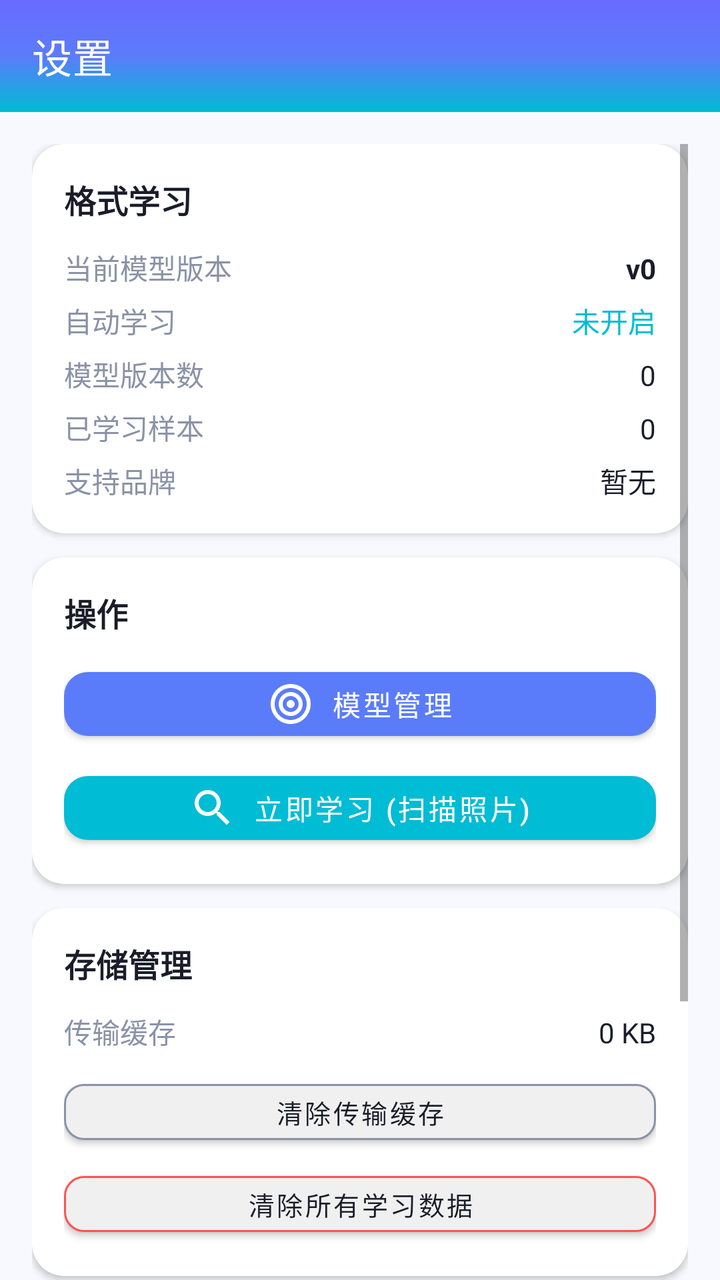
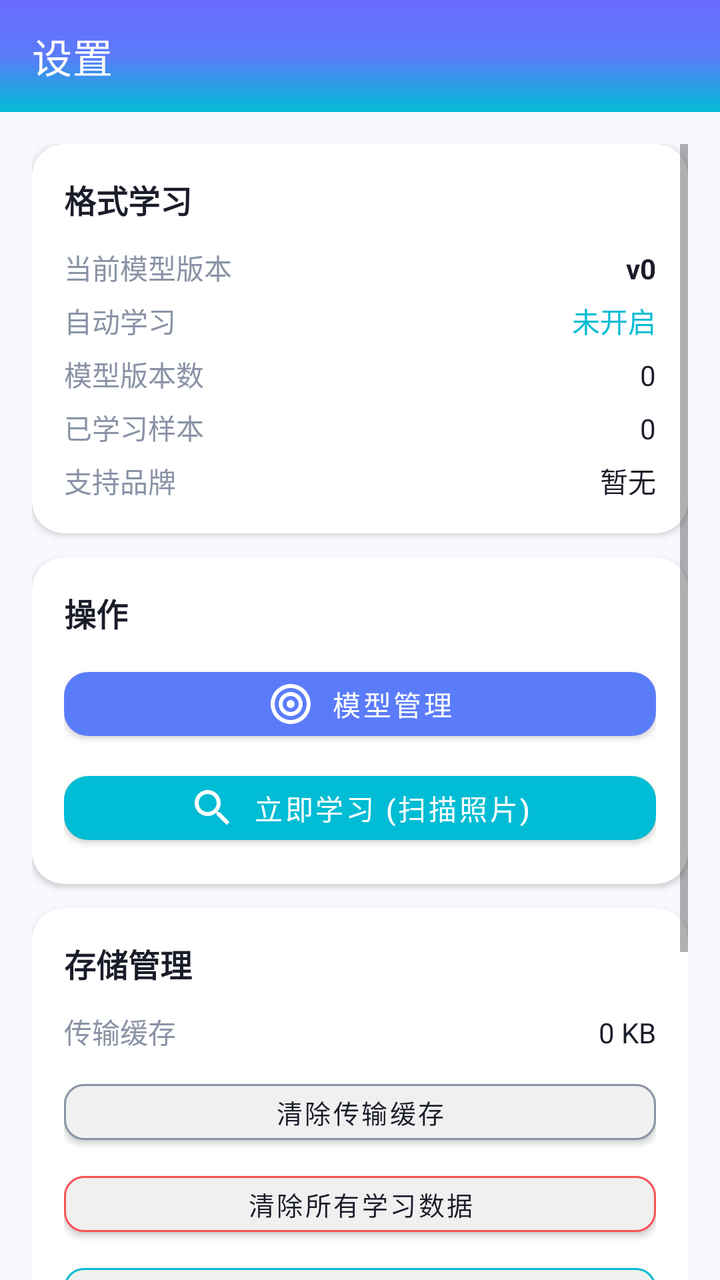

The first picture is an Android layout as it rendered before a commit; the second is the same layout after the commit. The layout source and the unified diff follow.
<!-- AndroidManifest.xml: application theme Theme.PhotoTrans -->
<!-- res/layout/activity_settings.xml -->
<?xml version="1.0" encoding="utf-8"?>
<LinearLayout xmlns:android="http://schemas.android.com/apk/res/android"
    xmlns:app="http://schemas.android.com/apk/res-auto"
    android:layout_width="match_parent"
    android:layout_height="match_parent"
    android:orientation="vertical"
    android:background="@color/background">

    <androidx.appcompat.widget.Toolbar
        android:id="@+id/toolbar"
        android:layout_width="match_parent"
        android:layout_height="?attr/actionBarSize"
        android:background="@drawable/bg_gradient_header"
        android:theme="@style/ThemeOverlay.AppCompat.Dark.ActionBar"
        app:title="设置"
        app:titleTextColor="@android:color/white" />

    <ScrollView
        android:layout_width="match_parent"
        android:layout_height="match_parent"
        android:padding="16dp"
        android:clipToPadding="false">

        <LinearLayout
            android:layout_width="match_parent"
            android:layout_height="wrap_content"
            android:orientation="vertical">

            
            <com.google.android.material.card.MaterialCardView
                android:layout_width="match_parent"
                android:layout_height="wrap_content"
                app:cardBackgroundColor="@color/surface"
                app:cardCornerRadius="16dp"
                app:cardElevation="2dp">

                <LinearLayout
                    android:layout_width="match_parent"
                    android:layout_height="wrap_content"
                    android:orientation="vertical"
                    android:padding="16dp">

                    <TextView
                        android:layout_width="wrap_content"
                        android:layout_height="wrap_content"
                        android:text="格式学习"
                        android:textColor="@color/text_primary"
                        android:textSize="16sp"
                        android:textStyle="bold" />

                    <LinearLayout
                        android:layout_width="match_parent"
                        android:layout_height="wrap_content"
                        android:layout_marginTop="12dp"
                        android:orientation="horizontal">

                        <TextView
                            android:layout_width="0dp"
                            android:layout_height="wrap_content"
                            android:layout_weight="1"
                            android:text="当前模型版本"
                            android:textColor="@color/text_secondary"
                            android:textSize="14sp" />

                        <TextView
                            android:id="@+id/settingsCurrentVersion"
                            android:layout_width="wrap_content"
                            android:layout_height="wrap_content"
                            android:text="v0"
                            android:textColor="@color/text_primary"
                            android:textSize="14sp"
                            android:textStyle="bold" />
                    </LinearLayout>

                    <LinearLayout
                        android:layout_width="match_parent"
                        android:layout_height="wrap_content"
                        android:layout_marginTop="6dp"
                        android:orientation="horizontal">

                        <TextView
                            android:layout_width="0dp"
                            android:layout_height="wrap_content"
                            android:layout_weight="1"
                            android:text="自动学习"
                            android:textColor="@color/text_secondary"
                            android:textSize="14sp" />

                        <TextView
                            android:id="@+id/settingsAutoLearn"
                            android:layout_width="wrap_content"
                            android:layout_height="wrap_content"
                            android:text="未开启"
                            android:textColor="@color/secondary"
                            android:textSize="14sp" />
                    </LinearLayout>

                    <LinearLayout
                        android:layout_width="match_parent"
                        android:layout_height="wrap_content"
                        android:layout_marginTop="6dp"
                        android:orientation="horizontal">

                        <TextView
                            android:layout_width="0dp"
                            android:layout_height="wrap_content"
                            android:layout_weight="1"
                            android:text="模型版本数"
                            android:textColor="@color/text_secondary"
                            android:textSize="14sp" />

                        <TextView
                            android:id="@+id/settingsModelCount"
                            android:layout_width="wrap_content"
                            android:layout_height="wrap_content"
                            android:text="0"
                            android:textColor="@color/text_primary"
                            android:textSize="14sp" />
                    </LinearLayout>

                    <LinearLayout
                        android:layout_width="match_parent"
                        android:layout_height="wrap_content"
                        android:layout_marginTop="6dp"
                        android:orientation="horizontal">

                        <TextView
                            android:layout_width="0dp"
                            android:layout_height="wrap_content"
                            android:layout_weight="1"
                            android:text="已学习样本"
                            android:textColor="@color/text_secondary"
                            android:textSize="14sp" />

                        <TextView
                            android:id="@+id/settingsSampleCount"
                            android:layout_width="wrap_content"
                            android:layout_height="wrap_content"
                            android:text="0"
                            android:textColor="@color/text_primary"
                            android:textSize="14sp" />
                    </LinearLayout>

                    <LinearLayout
                        android:layout_width="match_parent"
                        android:layout_height="wrap_content"
                        android:layout_marginTop="6dp"
                        android:orientation="horizontal">

                        <TextView
                            android:layout_width="0dp"
                            android:layout_height="wrap_content"
                            android:layout_weight="1"
                            android:text="支持品牌"
                            android:textColor="@color/text_secondary"
                            android:textSize="14sp" />

                        <TextView
                            android:id="@+id/settingsSupportedBrands"
                            android:layout_width="wrap_content"
                            android:layout_height="wrap_content"
                            android:text="暂无"
                            android:textColor="@color/text_primary"
                            android:textSize="14sp" />
                    </LinearLayout>

                </LinearLayout>
            </com.google.android.material.card.MaterialCardView>

            
            <com.google.android.material.card.MaterialCardView
                android:layout_width="match_parent"
                android:layout_height="wrap_content"
                android:layout_marginTop="12dp"
                app:cardBackgroundColor="@color/surface"
                app:cardCornerRadius="16dp"
                app:cardElevation="2dp">

                <LinearLayout
                    android:layout_width="match_parent"
                    android:layout_height="wrap_content"
                    android:orientation="vertical"
                    android:padding="16dp">

                    <TextView
                        android:layout_width="wrap_content"
                        android:layout_height="wrap_content"
                        android:text="操作"
                        android:textColor="@color/text_primary"
                        android:textSize="16sp"
                        android:textStyle="bold" />

                    <com.google.android.material.button.MaterialButton
                        android:id="@+id/btnModelManagement"
                        android:layout_width="match_parent"
                        android:layout_height="44dp"
                        android:layout_marginTop="12dp"
                        android:text="模型管理"
                        android:textColor="@android:color/white"
                        android:textSize="14sp"
                        app:backgroundTint="@color/primary"
                        app:cornerRadius="12dp"
                        app:icon="@drawable/ic_radar"
                        app:iconGravity="textStart" />

                    <com.google.android.material.button.MaterialButton
                        android:id="@+id/btnStartLearning"
                        android:layout_width="match_parent"
                        android:layout_height="44dp"
                        android:layout_marginTop="8dp"
                        android:text="立即学习 (扫描照片)"
                        android:textColor="@android:color/white"
                        android:textSize="14sp"
                        app:backgroundTint="@color/secondary"
                        app:cornerRadius="12dp"
                        app:icon="@drawable/ic_search"
                        app:iconGravity="textStart" />

                </LinearLayout>
            </com.google.android.material.card.MaterialCardView>

            
            <com.google.android.material.card.MaterialCardView
                android:layout_width="match_parent"
                android:layout_height="wrap_content"
                android:layout_marginTop="12dp"
                app:cardBackgroundColor="@color/surface"
                app:cardCornerRadius="16dp"
                app:cardElevation="2dp">

                <LinearLayout
                    android:layout_width="match_parent"
                    android:layout_height="wrap_content"
                    android:orientation="vertical"
                    android:padding="16dp">

                    <TextView
                        android:layout_width="wrap_content"
                        android:layout_height="wrap_content"
                        android:text="存储管理"
                        android:textColor="@color/text_primary"
                        android:textSize="16sp"
                        android:textStyle="bold" />

                    <LinearLayout
                        android:layout_width="match_parent"
                        android:layout_height="wrap_content"
                        android:layout_marginTop="12dp"
                        android:orientation="horizontal">

                        <TextView
                            android:layout_width="0dp"
                            android:layout_height="wrap_content"
                            android:layout_weight="1"
                            android:text="传输缓存"
                            android:textColor="@color/text_secondary"
                            android:textSize="14sp" />

                        <TextView
                            android:id="@+id/settingsCacheSize"
                            android:layout_width="wrap_content"
                            android:layout_height="wrap_content"
                            android:text="0 KB"
                            android:textColor="@color/text_primary"
                            android:textSize="14sp" />
                    </LinearLayout>

                    <com.google.android.material.button.MaterialButton
                        android:id="@+id/btnClearCache"
                        android:layout_width="match_parent"
                        android:layout_height="40dp"
                        android:layout_marginTop="10dp"
                        android:text="清除传输缓存"
                        android:textColor="@color/text_primary"
                        android:textSize="13sp"
                        app:backgroundTint="@color/surface_variant"
                        app:cornerRadius="10dp"
                        app:strokeColor="@color/text_secondary"
                        app:strokeWidth="1dp" />

                    <com.google.android.material.button.MaterialButton
                        android:id="@+id/btnClearLearningData"
                        android:layout_width="match_parent"
                        android:layout_height="40dp"
                        android:layout_marginTop="6dp"
                        android:text="清除所有学习数据"
                        android:textColor="@color/text_primary"
                        android:textSize="13sp"
                        app:backgroundTint="@color/surface_variant"
                        app:cornerRadius="10dp"
                        app:strokeColor="@color/transfer_failed"
                        app:strokeWidth="1dp" />

                </LinearLayout>
            </com.google.android.material.card.MaterialCardView>

            
            <com.google.android.material.card.MaterialCardView
                android:layout_width="match_parent"
                android:layout_height="wrap_content"
                android:layout_marginTop="12dp"
                android:layout_marginBottom="20dp"
                app:cardBackgroundColor="@color/surface"
                app:cardCornerRadius="16dp"
                app:cardElevation="2dp">

                <LinearLayout
                    android:layout_width="match_parent"
                    android:layout_height="wrap_content"
                    android:orientation="vertical"
                    android:padding="16dp">

                    <TextView
                        android:layout_width="wrap_content"
                        android:layout_height="wrap_content"
                        android:text="关于"
                        android:textColor="@color/text_primary"
                        android:textSize="16sp"
                        android:textStyle="bold" />

                    <LinearLayout
                        android:layout_width="match_parent"
                        android:layout_height="wrap_content"
                        android:layout_marginTop="12dp"
                        android:orientation="horizontal">

                        <TextView
                            android:layout_width="0dp"
                            android:layout_height="wrap_content"
                            android:layout_weight="1"
                            android:text="版本号"
                            android:textColor="@color/text_secondary"
                            android:textSize="14sp" />

                        <TextView
                            android:id="@+id/settingsVersionName"
                            android:layout_width="wrap_content"
                            android:layout_height="wrap_content"
                            android:text="1.0"
                            android:textColor="@color/text_primary"
                            android:textSize="14sp" />
                    </LinearLayout>

                    <com.google.android.material.button.MaterialButton
                        android:id="@+id/btnAbout"
                        android:layout_width="match_parent"
                        android:layout_height="40dp"
                        android:layout_marginTop="10dp"
                        android:text="关于 PhotoTrans"
                        android:textColor="@color/text_primary"
                        android:textSize="13sp"
                        app:backgroundTint="@color/surface_variant"
                        app:cornerRadius="10dp"
                        app:strokeColor="@color/text_secondary"
                        app:strokeWidth="1dp" />

                </LinearLayout>
            </com.google.android.material.card.MaterialCardView>

        </LinearLayout>
    </ScrollView>

</LinearLayout>
<!-- resources referenced by this layout -->
<resources>
  <color name="background">#FFF7F9FE</color>
  <color name="primary">#FF5B7CFA</color>
  <color name="secondary">#FF00BCD4</color>
  <color name="surface">#FFFFFFFF</color>
  <color name="surface_variant">#FFF0F0F0</color>
  <color name="text_primary">#FF1A1D29</color>
  <color name="text_secondary">#FF8A93A6</color>
  <color name="transfer_failed">#FFFF5252</color>
  <!-- drawable bg_gradient_header (drawable) -->
  <?xml version="1.0" encoding="utf-8"?>
  <shape xmlns:android="http://schemas.android.com/apk/res/android"
      android:shape="rectangle">
      <gradient
          android:angle="270"
          android:startColor="@color/gradient_start"
          android:centerColor="@color/gradient_mid"
          android:endColor="@color/gradient_end" />
  </shape>
  <!-- drawable ic_radar (drawable) -->
  <?xml version="1.0" encoding="utf-8"?>
  <vector xmlns:android="http://schemas.android.com/apk/res/android"
      android:width="24dp"
      android:height="24dp"
      android:viewportWidth="24"
      android:viewportHeight="24"
      android:tint="#FFFFFF">
      <path
          android:fillColor="#FFFFFF"
          android:pathData="M12,2C6.48,2 2,6.48 2,12s4.48,10 10,10 10,-4.48 10,-10S17.52,2 12,2zM12,20c-4.42,0 -8,-3.58 -8,-8s3.58,-8 8,-8 8,3.58 8,8 -3.58,8 -8,8z" />
      <path
          android:fillColor="#FFFFFF"
          android:pathData="M12,6c-3.31,0 -6,2.69 -6,6s2.69,6 6,6 6,-2.69 6,-6 -2.69,-6 -6,-6zM12,16c-2.21,0 -4,-1.79 -4,-4s1.79,-4 4,-4 4,1.79 4,4 -1.79,4 -4,4z" />
      <path
          android:fillColor="#FFFFFF"
          android:pathData="M12,10c-1.1,0 -2,0.9 -2,2s0.9,2 2,2 2,-0.9 2,-2 -0.9,-2 -2,-2z" />
  </vector>
  <!-- drawable ic_search (drawable) -->
  <?xml version="1.0" encoding="utf-8"?>
  <vector xmlns:android="http://schemas.android.com/apk/res/android"
      android:width="24dp"
      android:height="24dp"
      android:viewportWidth="24"
      android:viewportHeight="24"
      android:tint="#FFFFFF">
      <path
          android:fillColor="#FFFFFF"
          android:pathData="M15.5,14h-0.79l-0.28,-0.27C15.41,12.59 16,11.11 16,9.5 16,5.91 13.09,3 9.5,3S3,5.91 3,9.5 5.91,16 9.5,16c1.61,0 3.09,-0.59 4.23,-1.57l0.27,0.28v0.79l5,4.99L20.49,19l-4.99,-5zM9.5,14C7.01,14 5,11.99 5,9.5S7.01,5 9.5,5 14,7.01 14,9.5 11.99,14 9.5,14z" />
  </vector>
  <style name="Theme.PhotoTrans" parent="Theme.MaterialComponents.DayNight.NoActionBar">
          <item name="colorPrimary">@color/primary</item>
          <item name="colorPrimaryVariant">@color/primary_variant</item>
          <item name="colorOnPrimary">@color/on_primary</item>
          <item name="colorSecondary">@color/secondary</item>
          <item name="colorSecondaryVariant">@color/secondary_variant</item>
          <item name="android:colorBackground">@color/background</item>
          <item name="colorSurface">@color/surface</item>
          <item name="colorError">@color/error</item>
          <item name="android:statusBarColor">@android:color/transparent</item>
          <item name="android:navigationBarColor">@color/surface</item>
          <item name="android:windowLightStatusBar">true</item>
      </style>
  <color name="gradient_start">#FF6A6BFF</color>
  <color name="gradient_mid">#FF5B7CFA</color>
  <color name="gradient_end">#FF00BCD4</color>
  <color name="primary_variant">#FF3A5BD9</color>
  <color name="on_primary">#FFFFFFFF</color>
  <color name="secondary_variant">#FF0097A7</color>
  <color name="error">#FFFF5252</color>
</resources>

<!-- the commit's change to res/layout/activity_settings.xml (unified diff, before → after) -->
@@ -291,6 +291,19 @@
                         app:strokeColor="@color/transfer_failed"
                         app:strokeWidth="1dp" />
 
+                    <com.google.android.material.button.MaterialButton
+                        android:id="@+id/btnExportLogs"
+                        android:layout_width="match_parent"
+                        android:layout_height="40dp"
+                        android:layout_marginTop="6dp"
+                        android:text="导出日志 (发给开发者)"
+                        android:textColor="@color/text_primary"
+                        android:textSize="13sp"
+                        app:backgroundTint="@color/surface_variant"
+                        app:cornerRadius="10dp"
+                        app:strokeColor="@color/secondary"
+                        app:strokeWidth="1dp" />
+
                 </LinearLayout>
             </com.google.android.material.card.MaterialCardView>
 
